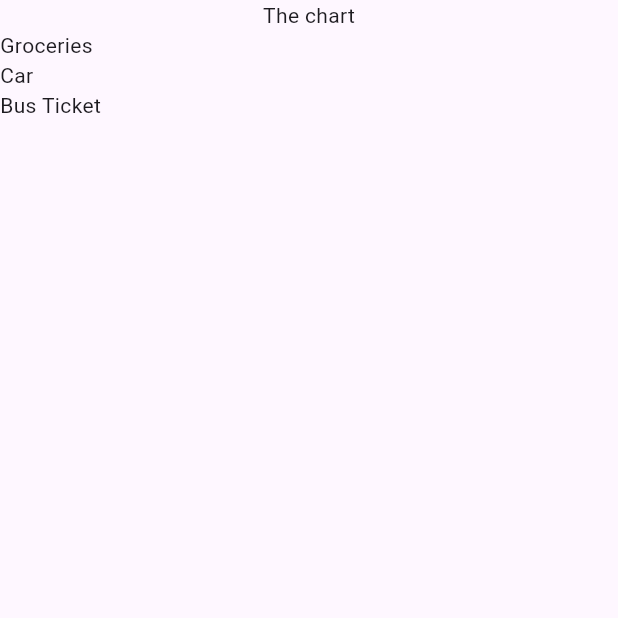
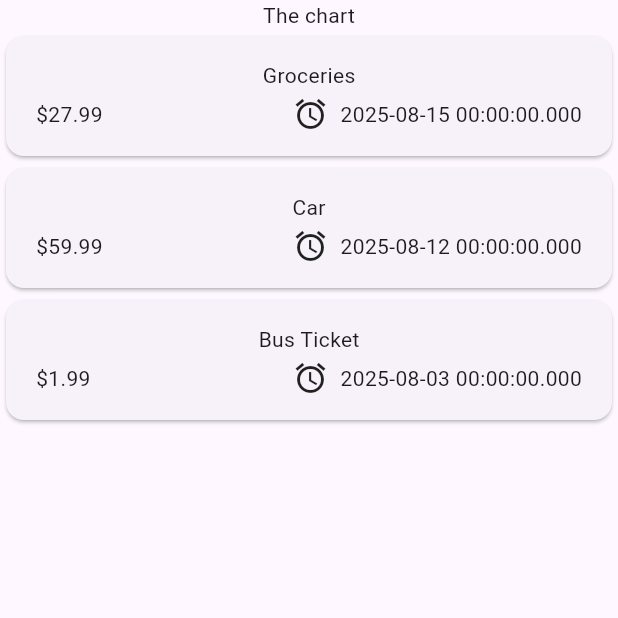
Before and after one commit to hhrnjic1/expense_tracker_flutter, a Flutter app: the screen it shows after launch, on a phone screen of 412 x 824 dp, the top half of it. Run offline on Flutter 3.47's test engine with Material 3 defaults, Android fonts, the phone set to English and light mode, and no system bars.

Commit message:
Implement expens item widget for displaying expenses list items

```diff
--- a/lib/expenses.dart
+++ b/lib/expenses.dart
@@ -1,4 +1,4 @@
-import 'package:expenses_tracker_flutter/expenses_list.dart';
+import 'package:expenses_tracker_flutter/widget/expenses_list.dart';
 import 'package:expenses_tracker_flutter/models/expense.dart';
 import 'package:flutter/material.dart';
 
--- /dev/null
+++ b/lib/widget/expense_item.dart
@@ -0,0 +1,43 @@
+import 'package:expenses_tracker_flutter/models/expense.dart';
+import 'package:flutter/material.dart';
+
+class ExpenseItem extends StatelessWidget {
+  const ExpenseItem(this.expense, {super.key});
+
+  final Expense expense;
+
+  @override
+  Widget build(BuildContext context) {
+    return Card(
+      child: Padding(
+        padding: const EdgeInsets.symmetric(
+          horizontal: 20,
+          vertical: 16,
+        ),
+        child: Column(
+          children: [
+            Text(expense.title),
+            const SizedBox(
+              height: 4,
+            ),
+            Row(
+              children: [
+                Text('\$${expense.amount.toStringAsFixed(2)}'),
+                const Spacer(),
+                Row(
+                  children: [
+                    Icon(Icons.alarm),
+                    const SizedBox(
+                      width: 8,
+                    ),
+                    Text(expense.date.toString()),
+                  ],
+                )
+              ],
+            )
+          ],
+        ),
+      ),
+    );
+  }
+}
--- a/lib/expenses_list.dart
+++ b/lib/widget/expenses_list.dart
@@ -1,4 +1,5 @@
 import 'package:expenses_tracker_flutter/models/expense.dart';
+import 'package:expenses_tracker_flutter/widget/expense_item.dart';
 import 'package:flutter/material.dart';
 
 class ExpensesList extends StatelessWidget {
@@ -8,6 +9,6 @@ class ExpensesList extends StatelessWidget {
 
   @override
   Widget build(BuildContext context) {
-    return ListView.builder(itemCount: expensesList.length, itemBuilder: (ctx, index) => Text(expensesList[index].title),);
+    return ListView.builder( itemCount: expensesList.length, itemBuilder: (ctx, index) => ExpenseItem(expensesList[index]),);
   }
 }
```
